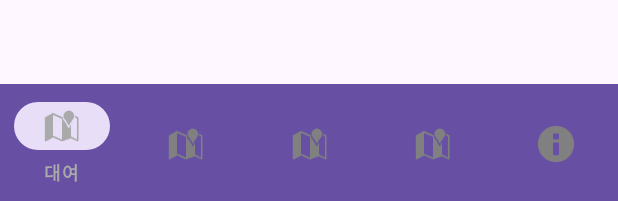
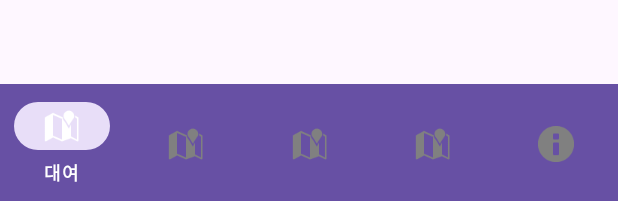
Before and after one commit to ssundori/Gong_Uniform, an Android app: the layout activity_main.xml on its own in the app's theme, with its tools: preview values and no code run, on a phone screen of 412 x 824 dp. Shown: the part 1032-1233 px from the top of the screen. Run offline under Robolectric (Android 15) with nearby library versions, the phone set to English and light mode, and no system bars.

Commit message:
0213 최종연결확인

```diff
--- a/app/src/main/res/drawable/item_color.xml
+++ b/app/src/main/res/drawable/item_color.xml
@@ -1,5 +1,5 @@
 <?xml version="1.0" encoding="utf-8"?>
 <selector xmlns:android="http://schemas.android.com/apk/res/android">
-    <item android:color="#AAAAAA" android:state_checked="true" /> <!-- 선택된 아이템 색상 -->
+    <item android:color="#FFFFFF" android:state_checked="true" /> <!-- 선택된 아이템 색상 -->
     <item android:color="#808080" /> <!-- 선택되지 않은 아이템 색상 -->
 </selector>
```
